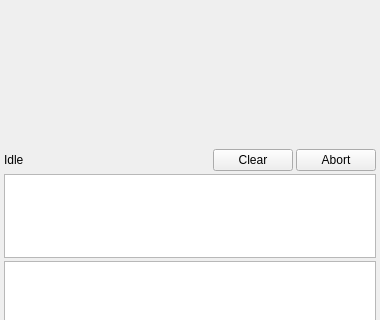
The window that plugins/channeltx/modradiopaging/radiopagingmodgui.ui (VasylSamoilov/sdrangel) describes before a commit, drawn with Qt 5; both pictures show x 0 to 380 and y 177 to 497 of the 380 by 584 pixel window.
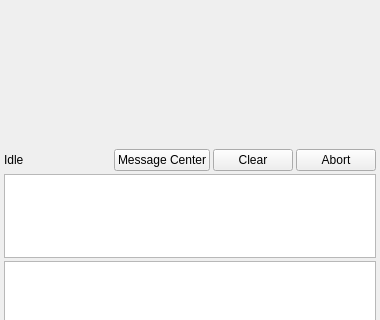
The same window after the commit. Icons and pictures are not drawn. Custom widgets are drawn as their Qt base class.

Commit message: Message Center: routes in order with the log as a sink, regular expression filters, opened from the channels

Diff of the .ui file:
```diff
--- a/plugins/channeltx/modradiopaging/radiopagingmodgui.ui
+++ b/plugins/channeltx/modradiopaging/radiopagingmodgui.ui
@@ -1002,6 +1002,16 @@
         </property>
        </spacer>
       </item>
+      <item>
+       <widget class="QPushButton" name="openMessageCenter">
+        <property name="toolTip">
+         <string>Open the Message Center: the log of the messages of all the paging channels, its routes, sinks and sources, and the pages to transmit (it is added if there is none)</string>
+        </property>
+        <property name="text">
+         <string>Message Center</string>
+        </property>
+       </widget>
+      </item>
       <item>
        <widget class="QPushButton" name="clear">
         <property name="toolTip">
```
The commit also changes 25 other files.
